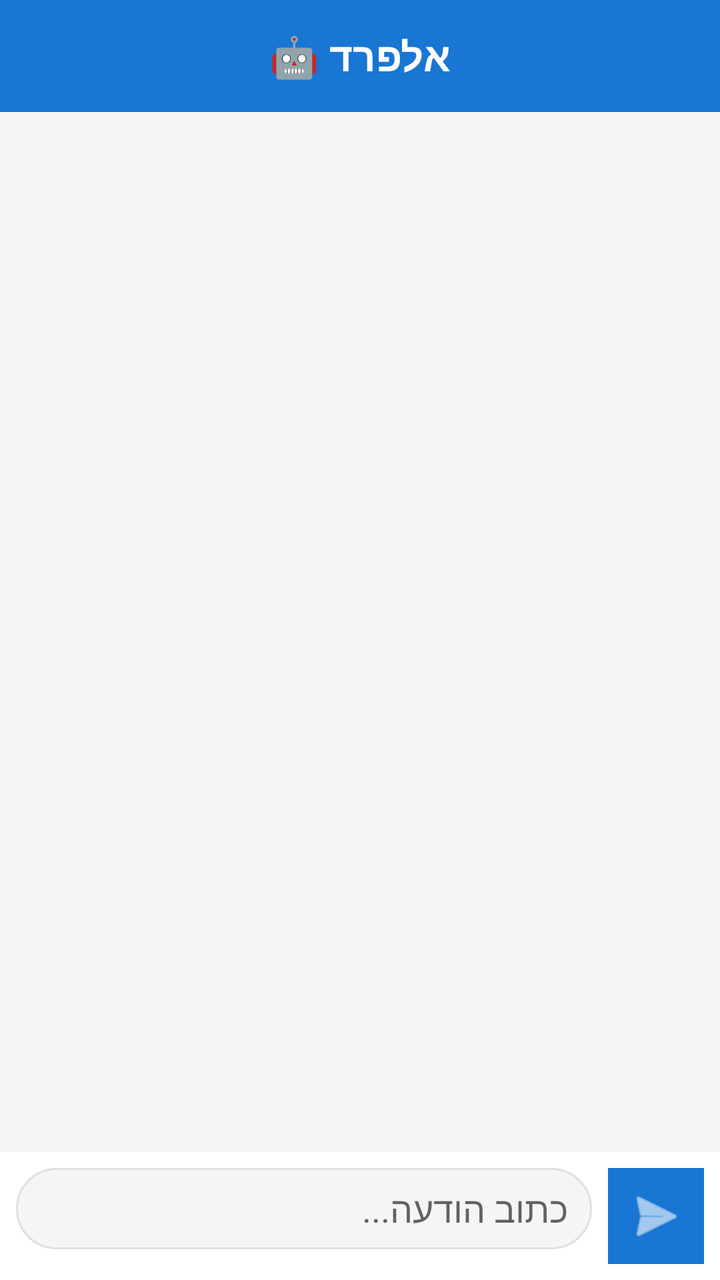
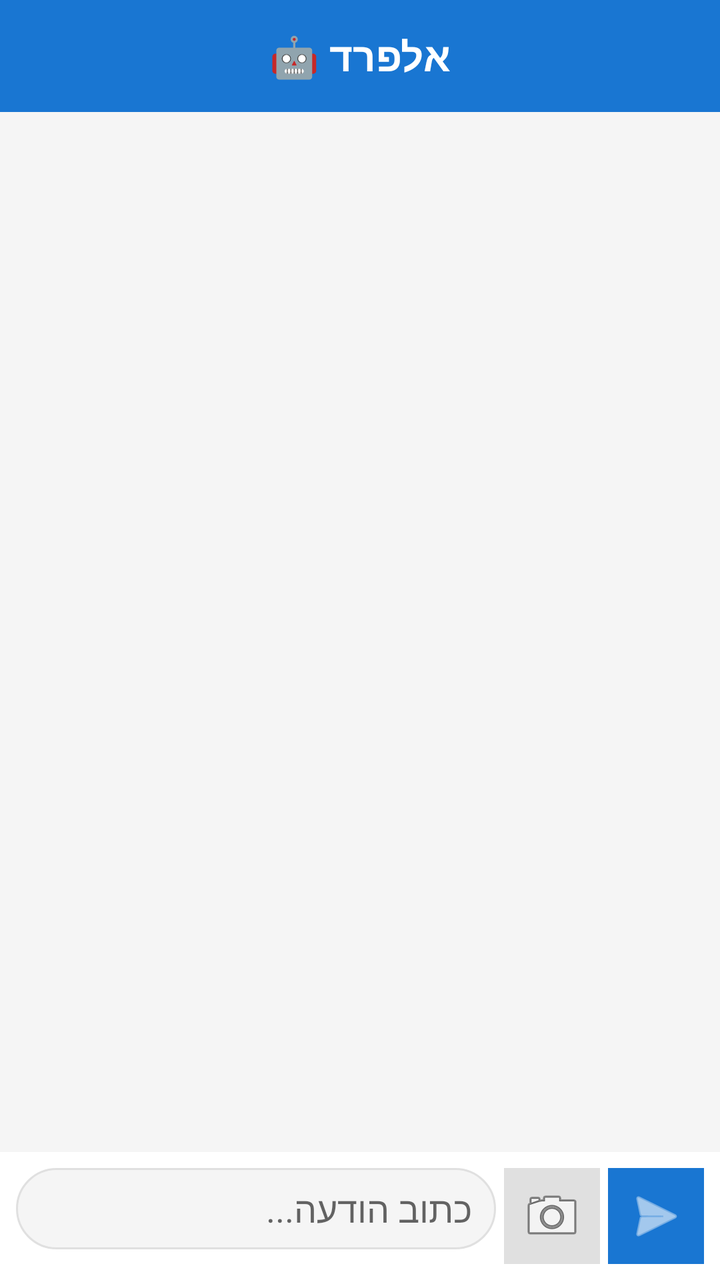

Screens rendered from an Android XML layout before and after an edit, with the pre-edit source and the edit as a unified diff.
<!-- AndroidManifest.xml: application theme Theme.Alfred -->
<!-- res/layout/activity_main.xml -->
<?xml version="1.0" encoding="utf-8"?>
<LinearLayout xmlns:android="http://schemas.android.com/apk/res/android"
    android:layout_width="match_parent"
    android:layout_height="match_parent"
    android:orientation="vertical"
    android:background="#F5F5F5">

    <TextView
        android:layout_width="match_parent"
        android:layout_height="56dp"
        android:text="אלפרד 🤖"
        android:textSize="20sp"
        android:textStyle="bold"
        android:gravity="center"
        android:background="#1976D2"
        android:textColor="#FFFFFF" />

    <androidx.recyclerview.widget.RecyclerView
        android:id="@+id/rvChat"
        android:layout_width="match_parent"
        android:layout_height="0dp"
        android:layout_weight="1"
        android:padding="8dp"
        android:clipToPadding="false" />

    <LinearLayout
        android:layout_width="match_parent"
        android:layout_height="wrap_content"
        android:orientation="horizontal"
        android:padding="8dp"
        android:background="#FFFFFF">

        <EditText
            android:id="@+id/etInput"
            android:layout_width="0dp"
            android:layout_height="wrap_content"
            android:layout_weight="1"
            android:hint="כתוב הודעה..."
            android:imeOptions="actionSend"
            android:inputType="textMultiLine|textCapSentences"
            android:maxLines="4"
            android:background="@drawable/input_background"
            android:paddingStart="12dp"
            android:paddingEnd="12dp"
            android:paddingTop="8dp"
            android:paddingBottom="8dp" />

        <ImageButton
            android:id="@+id/btnSend"
            android:layout_width="48dp"
            android:layout_height="48dp"
            android:layout_marginStart="8dp"
            android:src="@android:drawable/ic_menu_send"
            android:background="#1976D2"
            android:tint="#FFFFFF"
            android:contentDescription="שלח" />

    </LinearLayout>

</LinearLayout>
<!-- resources referenced by this layout -->
<resources>
  <!-- drawable input_background (drawable) -->
  <?xml version="1.0" encoding="utf-8"?>
  <shape xmlns:android="http://schemas.android.com/apk/res/android">
      <solid android:color="#F5F5F5" />
      <corners android:radius="24dp" />
      <stroke android:width="1dp" android:color="#E0E0E0" />
  </shape>
  <style name="Theme.Alfred" parent="Theme.MaterialComponents.Light.NoActionBar">
          <item name="colorPrimary">#1976D2</item>
          <item name="colorPrimaryVariant">#1565C0</item>
          <item name="colorOnPrimary">#FFFFFF</item>
          <item name="android:windowBackground">#F5F5F5</item>
      </style>
</resources>

<!-- the commit's change to res/layout/activity_main.xml (unified diff, before → after) -->
@@ -46,10 +46,19 @@
             android:paddingBottom="8dp" />
 
         <ImageButton
+            android:id="@+id/btnImage"
+            android:layout_width="48dp"
+            android:layout_height="48dp"
+            android:layout_marginStart="4dp"
+            android:src="@android:drawable/ic_menu_camera"
+            android:background="#E0E0E0"
+            android:contentDescription="תמונה" />
+
+        <ImageButton
             android:id="@+id/btnSend"
             android:layout_width="48dp"
             android:layout_height="48dp"
-            android:layout_marginStart="8dp"
+            android:layout_marginStart="4dp"
             android:src="@android:drawable/ic_menu_send"
             android:background="#1976D2"
             android:tint="#FFFFFF"
